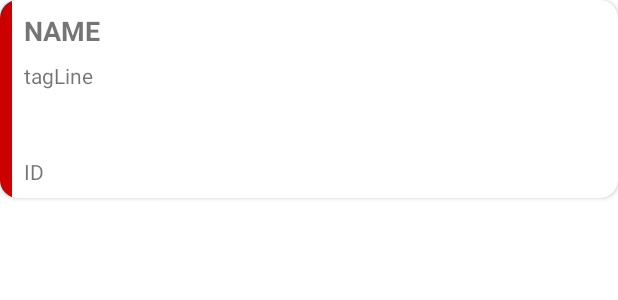
After one commit to Gidan/Beers, an Android app: the layout list_item_beer.xml on its own in the app's theme, with its tools: preview values and no code run, on a phone screen of 412 x 824 dp. The commit adds this screen. Shown: the top 300 px of the screen. Run offline under Robolectric (Android 15) with nearby library versions, the light colour scheme and no system bars.

Commit message:
recyclerview populated with beers. loading from onscrolllistener implemented.

```diff
--- a/app/src/main/java/com/amatucci/andrea/beers/data/repository/BeersRepository.kt
+++ b/app/src/main/java/com/amatucci/andrea/beers/data/repository/BeersRepository.kt
@@ -12,12 +12,15 @@ import retrofit2.Response
 class BeersRepository(private val beersApi: BeersApi) {
 
     val beers = MutableLiveData<List<Beer>>()
+    val loading = MutableLiveData(false)
 
-    fun getBeers(page: Int = 1) {
+    fun getBeers(page: Int) {
         val call = beersApi.getBeers(page)
+        loading.value = true
         call.enqueue(object : Callback<List<Beer>> {
             override fun onResponse(call: Call<List<Beer>>, response: Response<List<Beer>>) {
                 Log.d("BeersRepository","success")
+                loading.postValue(false)
                 if (response.isSuccessful){
                     beers.postValue(response.body())
                 }
@@ -25,6 +28,7 @@ class BeersRepository(private val beersApi: BeersApi) {
 
             override fun onFailure(call: Call<List<Beer>>, t: Throwable) {
                 Log.d("BeersRepository","error")
+                loading.postValue(false)
             }
 
         })
--- /dev/null
+++ b/app/src/main/java/com/amatucci/andrea/beers/util/BeerColor.kt
@@ -0,0 +1,4 @@
+package com.amatucci.andrea.beers.util
+
+class BeerColor {
+}
--- /dev/null
+++ b/app/src/main/res/layout/list_item_beer.xml
@@ -0,0 +1,91 @@
+<?xml version="1.0" encoding="utf-8"?>
+
+<androidx.cardview.widget.CardView
+    xmlns:android="http://schemas.android.com/apk/res/android"
+    xmlns:app="http://schemas.android.com/apk/res-auto"
+    xmlns:tools="http://schemas.android.com/tools"
+    android:id="@+id/cvBeer"
+    android:layout_width="match_parent"
+    android:layout_height="wrap_content"
+    android:layout_marginBottom="15dp"
+    android:foreground="?android:attr/selectableItemBackground"
+    app:cardCornerRadius="@dimen/card_corner_radius">
+
+    <androidx.constraintlayout.widget.ConstraintLayout
+        android:layout_width="match_parent"
+        android:layout_height="wrap_content">
+
+        <View
+            android:id="@+id/bgBlendColor"
+            android:layout_width="0dp"
+            android:layout_height="0dp"
+            app:layout_constraintBottom_toBottomOf="parent"
+            app:layout_constraintEnd_toEndOf="parent"
+            app:layout_constraintStart_toStartOf="parent"
+            app:layout_constraintTop_toTopOf="parent" />
+
+        <View
+            android:id="@+id/beerBlendColor"
+            android:layout_width="8dp"
+            android:layout_height="0dp"
+            app:layout_constraintBottom_toBottomOf="parent"
+            app:layout_constraintStart_toStartOf="parent"
+            app:layout_constraintTop_toTopOf="parent"
+            tools:background="@android:color/holo_red_dark"
+            />
+
+        <ImageView
+            android:id="@+id/ivBeer"
+            android:layout_width="100dp"
+            android:layout_height="100dp"
+            android:layout_marginTop="16dp"
+            android:layout_marginEnd="16dp"
+            android:layout_marginBottom="16dp"
+            android:contentDescription="@string/cd_beer_image"
+            app:layout_constraintBottom_toBottomOf="parent"
+            app:layout_constraintEnd_toEndOf="@+id/bgBlendColor"
+            app:layout_constraintTop_toTopOf="parent" />
+
+        <androidx.constraintlayout.widget.Guideline
+            android:id="@+id/guideline"
+            android:layout_width="wrap_content"
+            android:layout_height="wrap_content"
+            android:orientation="vertical"
+            app:layout_constraintGuide_begin="125dp" />
+
+        <TextView
+            android:id="@+id/txtBeerName"
+            android:layout_width="0dp"
+            android:layout_height="wrap_content"
+            android:layout_marginStart="16dp"
+            android:layout_marginTop="8dp"
+            android:layout_marginEnd="16dp"
+            android:textSize="18sp"
+            android:textStyle="bold"
+            app:layout_constraintEnd_toStartOf="@+id/ivBeer"
+            app:layout_constraintStart_toStartOf="parent"
+            app:layout_constraintTop_toTopOf="parent"
+            tools:text="NAME" />
+
+        <TextView
+            android:id="@+id/txtTagline"
+            android:layout_width="0dp"
+            android:layout_height="wrap_content"
+            android:layout_marginTop="8dp"
+            tools:text="tagLine"
+            app:layout_constraintEnd_toEndOf="@+id/txtBeerName"
+            app:layout_constraintStart_toStartOf="@+id/txtBeerName"
+            app:layout_constraintTop_toBottomOf="@+id/txtBeerName" />
+
+        <TextView
+            android:id="@+id/txtId"
+            android:layout_width="wrap_content"
+            android:layout_height="wrap_content"
+            android:layout_marginBottom="8dp"
+            tools:text="ID"
+            app:layout_constraintBottom_toBottomOf="parent"
+            app:layout_constraintStart_toStartOf="@+id/txtTagline" />
+
+    </androidx.constraintlayout.widget.ConstraintLayout>
+
+</androidx.cardview.widget.CardView>
--- a/app/src/main/res/navigation/main_nav.xml
+++ b/app/src/main/res/navigation/main_nav.xml
@@ -7,7 +7,7 @@
 
     <fragment
         android:id="@+id/beersListFragment"
-        android:name="com.amatucci.andrea.beers.BeersListFragment"
+        android:name="com.amatucci.andrea.beers.ui.BeersListFragment"
         android:label="fragment_beers_list"
         tools:layout="@layout/fragment_beers_list" />
     <fragment
--- a/app/src/main/res/values/strings.xml
+++ b/app/src/main/res/values/strings.xml
@@ -8,5 +8,6 @@
 
     <string name="hello_blank_fragment">Hello blank fragment</string>
     <string name="by_andrea_amatucci">by Andrea Amatucci</string>
+    <string name="cd_beer_image">Beer image</string>
 
 </resources>
```
Also changed, not shown: app/src/main/java/com/amatucci/andrea/beers/BeersListFragment.kt (deleted, +0 -59 lines), app/src/main/java/com/amatucci/andrea/beers/data/model/BeersModel.kt (+3 -6 lines), app/src/main/java/com/amatucci/andrea/beers/ui/BeersListFragment.kt (added, +58 -0 lines), app/src/main/java/com/amatucci/andrea/beers/ui/adapters/BeerListAdapter.kt (added, +58 -0 lines), app/src/main/java/com/amatucci/andrea/beers/util/PaginationListener.kt (added, +25 -0 lines), app/src/main/java/com/amatucci/andrea/beers/viewmodel/BeersViewModel.kt (+9 -2 lines), app/src/main/res/layout/fragment_beers_list.xml (+31 -7 lines), app/src/main/res/values/colors.xml (+15 -0 lines), app/src/main/res/values/dimens.xml (added, +9 -0 lines), app/src/main/res/drawable-hdpi/beer_ph.png (added), app/src/main/res/drawable-ldpi/beer_ph.png (added), app/src/main/res/drawable-mdpi/beer_ph.png (added), app/src/main/res/drawable-xhdpi/beer_ph.png (added), app/src/main/res/drawable-xxhdpi/beer_ph.png (added), 1 more files.
